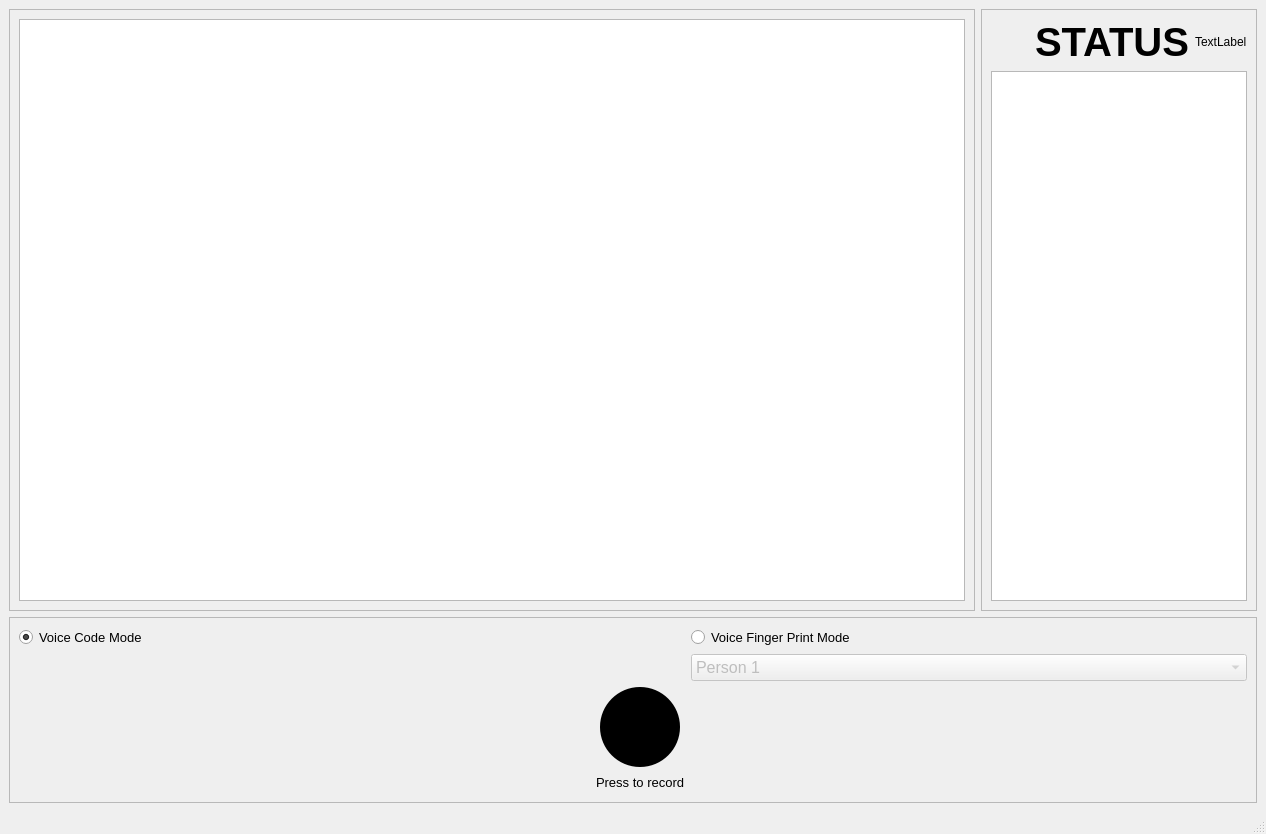
The window that design.ui (mohandemadx/Security-Voice-Lock) describes before a commit, drawn with Qt 5.
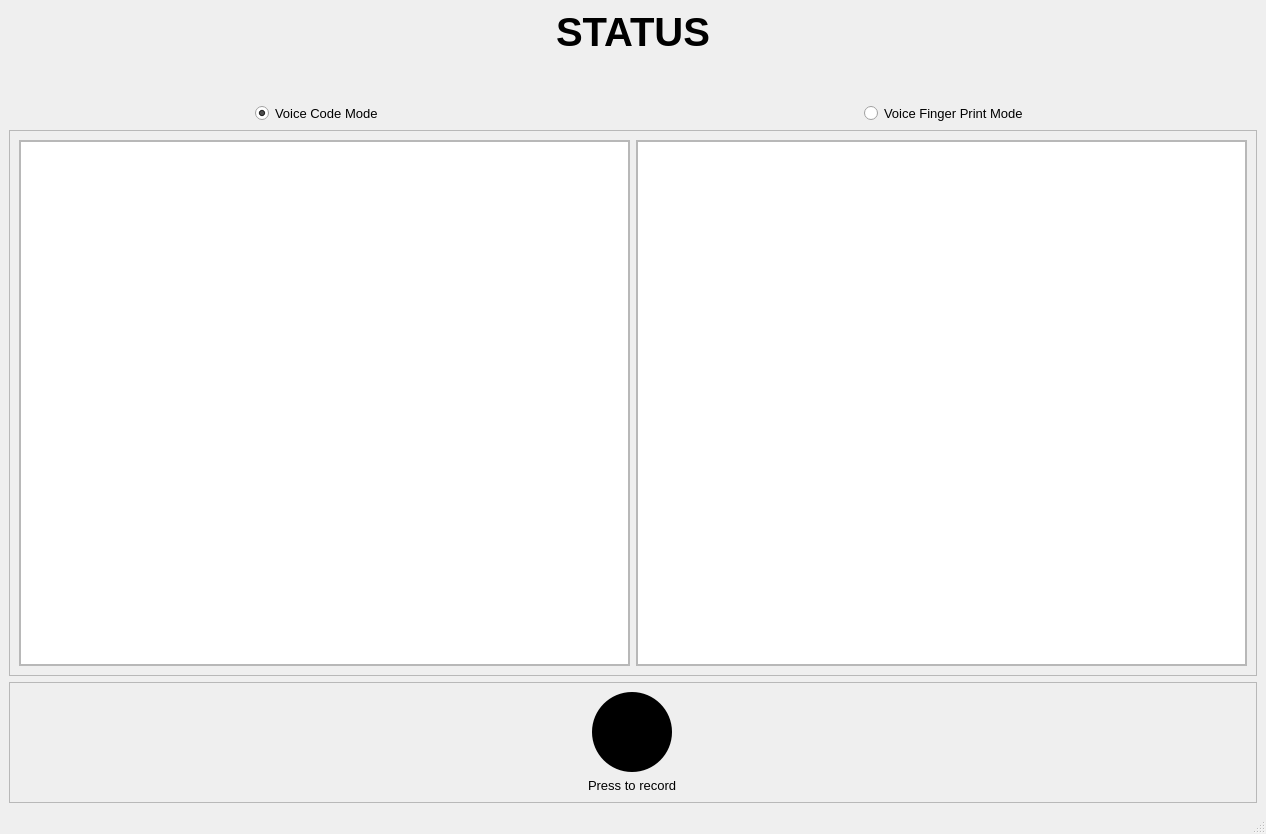
The same window after the commit. Icons and pictures are not drawn.

Patch:
```diff
--- a/design.ui
+++ b/design.ui
@@ -15,22 +15,55 @@
   </property>
   <widget class="QWidget" name="centralwidget">
    <layout class="QGridLayout" name="gridLayout">
-    <item row="2" column="0">
-     <widget class="QFrame" name="spectoFrame">
-      <property name="frameShape">
-       <enum>QFrame::StyledPanel</enum>
+    <item row="1" column="0" colspan="2" alignment="Qt::AlignHCenter">
+     <widget class="QLabel" name="resultLabel">
+      <property name="sizePolicy">
+       <sizepolicy hsizetype="Preferred" vsizetype="Fixed">
+        <horstretch>0</horstretch>
+        <verstretch>0</verstretch>
+       </sizepolicy>
       </property>
-      <property name="frameShadow">
-       <enum>QFrame::Raised</enum>
+      <property name="font">
+       <font>
+        <pointsize>30</pointsize>
+        <weight>75</weight>
+        <bold>true</bold>
+       </font>
       </property>
-      <layout class="QVBoxLayout" name="verticalLayout">
-       <item>
-        <widget class="QGraphicsView" name="graphicsView"/>
-       </item>
-      </layout>
+      <property name="text">
+       <string>STATUS</string>
+      </property>
      </widget>
     </item>
-    <item row="3" column="0" colspan="2">
+    <item row="2" column="0" colspan="2">
+     <widget class="QPushButton" name="lockbutton">
+      <property name="font">
+       <font>
+        <pointsize>18</pointsize>
+       </font>
+      </property>
+      <property name="styleSheet">
+       <string notr="true">background-color: rgb(255, 255, 255);</string>
+      </property>
+      <property name="text">
+       <string/>
+      </property>
+      <property name="icon">
+       <iconset resource="icon.qrc">
+        <normaloff>:/newPrefix/icons/unlock.png</normaloff>:/newPrefix/icons/unlock.png</iconset>
+      </property>
+      <property name="iconSize">
+       <size>
+        <width>50</width>
+        <height>50</height>
+       </size>
+      </property>
+      <property name="flat">
+       <bool>true</bool>
+      </property>
+     </widget>
+    </item>
+    <item row="7" column="0" colspan="2">
      <widget class="QFrame" name="frame">
       <property name="sizePolicy">
        <sizepolicy hsizetype="Preferred" vsizetype="Fixed">
@@ -45,60 +78,7 @@
        <enum>QFrame::Raised</enum>
       </property>
       <layout class="QGridLayout" name="gridLayout_2">
-       <item row="4" column="2">
-        <spacer name="horizontalSpacer_2">
-         <property name="orientation">
-          <enum>Qt::Horizontal</enum>
-         </property>
-         <property name="sizeHint" stdset="0">
-          <size>
-           <width>40</width>
-           <height>20</height>
-          </size>
-         </property>
-        </spacer>
-       </item>
-       <item row="1" column="0">
-        <widget class="QRadioButton" name="radioButton">
-         <property name="font">
-          <font>
-           <pointsize>10</pointsize>
-          </font>
-         </property>
-         <property name="text">
-          <string>Voice Code Mode</string>
-         </property>
-         <property name="checked">
-          <bool>true</bool>
-         </property>
-        </widget>
-       </item>
-       <item row="3" column="2">
-        <spacer name="horizontalSpacer_4">
-         <property name="orientation">
-          <enum>Qt::Horizontal</enum>
-         </property>
-         <property name="sizeHint" stdset="0">
-          <size>
-           <width>40</width>
-           <height>20</height>
-          </size>
-         </property>
-        </spacer>
-       </item>
-       <item row="1" column="2">
-        <widget class="QRadioButton" name="radioButton_2">
-         <property name="font">
-          <font>
-           <pointsize>10</pointsize>
-          </font>
-         </property>
-         <property name="text">
-          <string>Voice Finger Print Mode</string>
-         </property>
-        </widget>
-       </item>
-       <item row="3" column="1" alignment="Qt::AlignHCenter">
+       <item row="2" column="0" alignment="Qt::AlignHCenter">
         <widget class="QPushButton" name="recordButton">
          <property name="sizePolicy">
           <sizepolicy hsizetype="Fixed" vsizetype="Fixed">
@@ -132,7 +112,7 @@
          </property>
         </widget>
        </item>
-       <item row="4" column="1">
+       <item row="3" column="0">
         <widget class="QLabel" name="recordingLabel">
          <property name="sizePolicy">
           <sizepolicy hsizetype="Fixed" vsizetype="Fixed">
@@ -153,129 +133,102 @@
          </property>
         </widget>
        </item>
-       <item row="3" column="0">
-        <spacer name="horizontalSpacer_3">
-         <property name="orientation">
-          <enum>Qt::Horizontal</enum>
-         </property>
-         <property name="sizeHint" stdset="0">
-          <size>
-           <width>571</width>
-           <height>77</height>
-          </size>
-         </property>
-        </spacer>
-       </item>
-       <item row="2" column="2">
-        <widget class="QComboBox" name="comboBox">
-         <property name="enabled">
-          <bool>false</bool>
-         </property>
-         <property name="font">
-          <font>
-           <pointsize>12</pointsize>
-          </font>
-         </property>
-         <item>
-          <property name="text">
-           <string>Person 1</string>
-          </property>
-         </item>
-         <item>
-          <property name="text">
-           <string>Person 2</string>
-          </property>
-         </item>
-         <item>
-          <property name="text">
-           <string>Person 3</string>
-          </property>
-         </item>
-         <item>
-          <property name="text">
-           <string>Person 4</string>
-          </property>
-         </item>
-         <item>
-          <property name="text">
-           <string>Person 5</string>
-          </property>
-         </item>
-         <item>
-          <property name="text">
-           <string>Person 6</string>
-          </property>
-         </item>
-         <item>
-          <property name="text">
-           <string>Person 7</string>
-          </property>
-         </item>
-         <item>
-          <property name="text">
-           <string>Person 8</string>
-          </property>
-         </item>
-        </widget>
-       </item>
-       <item row="4" column="0">
-        <spacer name="horizontalSpacer">
-         <property name="orientation">
-          <enum>Qt::Horizontal</enum>
-         </property>
-         <property name="sizeHint" stdset="0">
-          <size>
-           <width>40</width>
-           <height>20</height>
-          </size>
-         </property>
-        </spacer>
-       </item>
       </layout>
      </widget>
     </item>
-    <item row="2" column="1">
-     <widget class="QFrame" name="resultFrame">
+    <item row="4" column="0" colspan="2">
+     <widget class="QFrame" name="frame2">
       <property name="frameShape">
        <enum>QFrame::StyledPanel</enum>
       </property>
       <property name="frameShadow">
        <enum>QFrame::Raised</enum>
       </property>
-      <layout class="QGridLayout" name="gridLayout_3">
-       <item row="0" column="1">
-        <widget class="QLabel" name="resultLabel">
-         <property name="sizePolicy">
-          <sizepolicy hsizetype="Preferred" vsizetype="Fixed">
-           <horstretch>0</horstretch>
-           <verstretch>0</verstretch>
-          </sizepolicy>
+      <layout class="QGridLayout" name="gridLayout_4">
+       <item row="1" column="0">
+        <widget class="QFrame" name="spectoFrame">
+         <property name="frameShape">
+          <enum>QFrame::StyledPanel</enum>
          </property>
-         <property name="font">
-          <font>
-           <pointsize>30</pointsize>
-           <weight>75</weight>
-           <bold>true</bold>
-          </font>
+         <property name="frameShadow">
+          <enum>QFrame::Raised</enum>
          </property>
-         <property name="text">
-          <string>STATUS</string>
-         </property>
+         <layout class="QHBoxLayout" name="horizontalLayout">
+          <property name="leftMargin">
+           <number>0</number>
+          </property>
+          <property name="topMargin">
+           <number>0</number>
+          </property>
+          <property name="rightMargin">
+           <number>0</number>
+          </property>
+          <property name="bottomMargin">
+           <number>0</number>
+          </property>
+          <item>
+           <widget class="QGraphicsView" name="graphicsView"/>
+          </item>
+         </layout>
         </widget>
        </item>
-       <item row="0" column="2">
-        <widget class="QLabel" name="accessLabel">
-         <property name="text">
-          <string>TextLabel</string>
+       <item row="1" column="1">
+        <widget class="QFrame" name="tableFrame">
+         <property name="frameShape">
+          <enum>QFrame::StyledPanel</enum>
          </property>
+         <property name="frameShadow">
+          <enum>QFrame::Raised</enum>
+         </property>
+         <layout class="QVBoxLayout" name="verticalLayout">
+          <property name="leftMargin">
+           <number>0</number>
+          </property>
+          <property name="topMargin">
+           <number>0</number>
+          </property>
+          <property name="rightMargin">
+           <number>0</number>
+          </property>
+          <property name="bottomMargin">
+           <number>0</number>
+          </property>
+          <item>
+           <widget class="QGraphicsView" name="graphicsView_2"/>
+          </item>
+         </layout>
         </widget>
        </item>
-       <item row="2" column="0" colspan="3">
-        <widget class="QGraphicsView" name="graphicsView_2"/>
-       </item>
       </layout>
      </widget>
     </item>
+    <item row="3" column="0" alignment="Qt::AlignHCenter">
+     <widget class="QRadioButton" name="radioButton">
+      <property name="font">
+       <font>
+        <pointsize>10</pointsize>
+       </font>
+      </property>
+      <property name="text">
+       <string>Voice Code Mode</string>
+      </property>
+      <property name="checked">
+       <bool>true</bool>
+      </property>
+     </widget>
+    </item>
+    <item row="3" column="1" alignment="Qt::AlignHCenter">
+     <widget class="QRadioButton" name="radioButton_2">
+      <property name="font">
+       <font>
+        <pointsize>10</pointsize>
+       </font>
+      </property>
+      <property name="text">
+       <string>Voice Finger Print Mode</string>
+      </property>
+     </widget>
+    </item>
    </layout>
   </widget>
   <widget class="QMenuBar" name="menubar">
```
